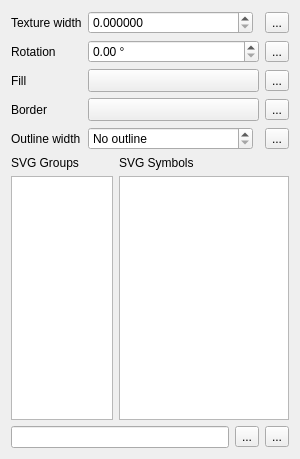
Above: src/ui/symbollayer/widget_svgfill.ui from qgis/QGIS before the change. Below: the same form after it.
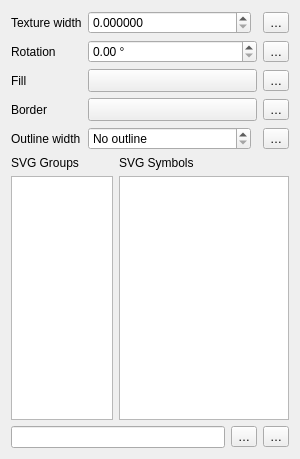
That is the form after the change. Custom widgets are drawn as their Qt base class.

```diff
--- a/src/ui/symbollayer/widget_svgfill.ui
+++ b/src/ui/symbollayer/widget_svgfill.ui
@@ -88,7 +88,7 @@
      <item>
       <widget class="QToolButton" name="mBrowseToolButton">
        <property name="text">
-        <string>...</string>
+        <string>…</string>
        </property>
       </widget>
      </item>
@@ -214,35 +214,35 @@
    <item row="0" column="2">
     <widget class="QgsDataDefinedButton" name="mTextureWidthDDBtn">
      <property name="text">
-      <string>...</string>
+      <string>…</string>
      </property>
     </widget>
    </item>
    <item row="1" column="2">
     <widget class="QgsDataDefinedButton" name="mRotationDDBtn">
      <property name="text">
-      <string>...</string>
+      <string>…</string>
      </property>
     </widget>
    </item>
    <item row="2" column="2">
     <widget class="QgsDataDefinedButton" name="mFilColorDDBtn">
      <property name="text">
-      <string>...</string>
+      <string>…</string>
      </property>
     </widget>
    </item>
    <item row="3" column="2">
     <widget class="QgsDataDefinedButton" name="mBorderColorDDBtn">
      <property name="text">
-      <string>...</string>
+      <string>…</string>
      </property>
     </widget>
    </item>
    <item row="4" column="2">
     <widget class="QgsDataDefinedButton" name="mBorderWidthDDBtn">
      <property name="text">
-      <string>...</string>
+      <string>…</string>
      </property>
     </widget>
    </item>
@@ -314,7 +314,7 @@
    <item row="6" column="2">
     <widget class="QgsDataDefinedButton" name="mSVGDDBtn">
      <property name="text">
-      <string>...</string>
+      <string>…</string>
      </property>
     </widget>
    </item>
```
